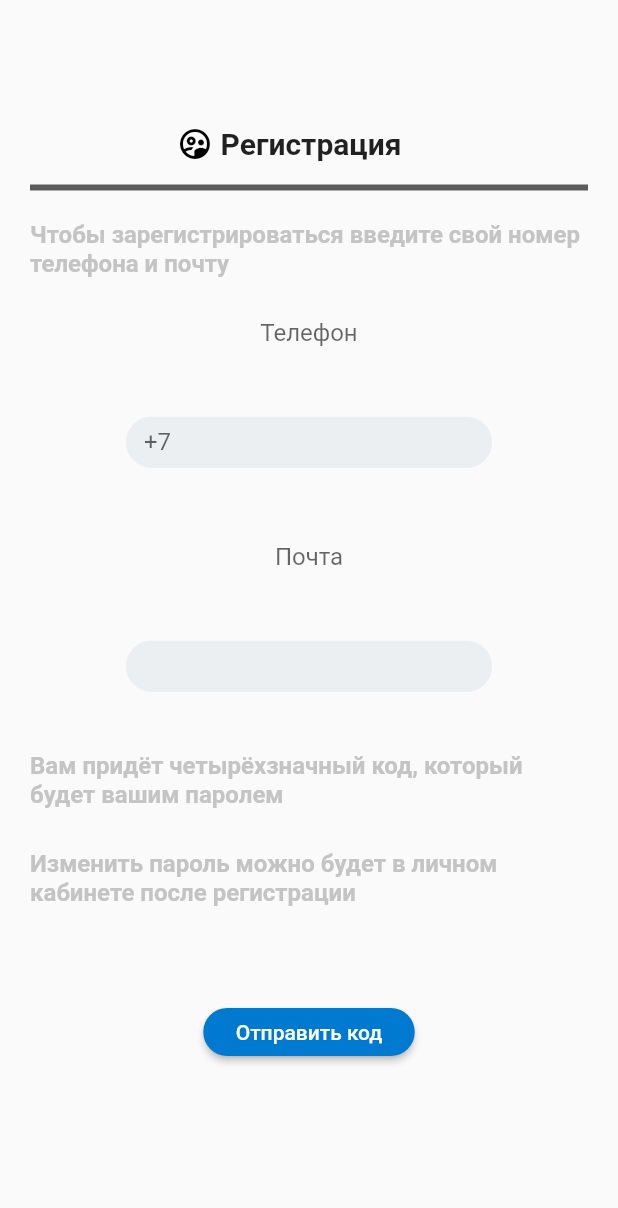
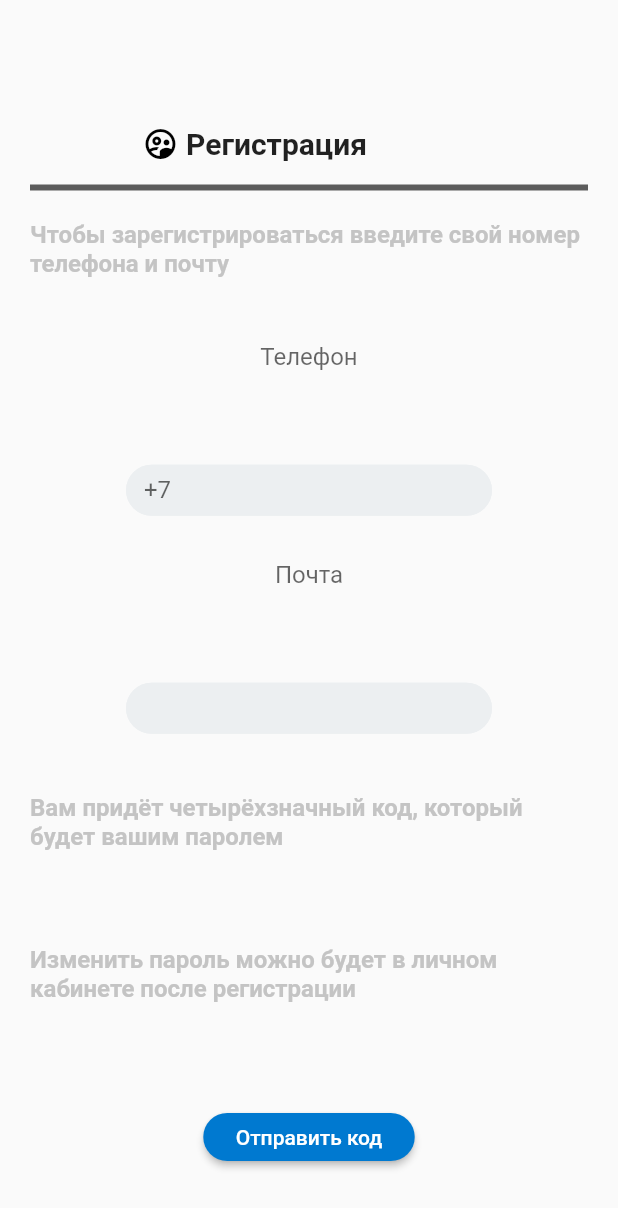
Before and after one commit to alexander5614/app1, a Flutter app: the screen it shows after launch, on a phone screen of 412 x 824 dp. Shown: the top 1208 px of the screen. Run offline on Flutter 3.47's test engine with Material 2 defaults, Android fonts, the phone set to English and light mode, and no system bars.

Commit message:
изменение отступов

```diff
--- a/lib/main.dart
+++ b/lib/main.dart
@@ -39,7 +39,7 @@ class MyApp extends StatelessWidget {
                           SizedBox(height: 84),
                           Row(
                                children: [
-                                 SizedBox(width: 98,),
+                                 SizedBox(width: 75,),
                                  Icon(Icons.supervised_user_circle_outlined, color: Colors.black),
                                  SizedBox(width: 5,),
 
@@ -68,7 +68,7 @@ class MyApp extends StatelessWidget {
                               enabledBorder: borderStyle,
                               focusedBorder: borderStyle,
                                labelText: "+7"),),),
-                          SizedBox(height: 50),
+                          SizedBox(height: 30),
                           Expanded(child: Text("Почта",
                               style: TextStyle(fontSize: 16,color: Color.fromRGBO(0, 0, 0, 0.6)) )),
                           const SizedBox(width:244, height: 34, child: TextField(
@@ -81,16 +81,17 @@ class MyApp extends StatelessWidget {
                           SizedBox(height: 40),
                           Expanded(child: Text("Вам придёт четырёхзначный код, который будет вашим паролем",
                               style: TextStyle(fontSize: 16,fontWeight: FontWeight.bold, color: Color.fromRGBO(196, 196, 196, 1) ) )),
+                        SizedBox(height:20),
                           Expanded(child: Text("Изменить пароль можно будет в личном кабинете после регистрации",
                               style: TextStyle(fontSize: 16,fontWeight: FontWeight.bold, color: Color.fromRGBO(196, 196, 196, 1)) )),
-                          SizedBox(height:40),
+                          SizedBox(height:30),
                           SizedBox(width:141, height: 32 , child: ElevatedButton(onPressed:() {},
                               child: Text("Отправить код"),
                               style: ElevatedButton.styleFrom(
                                 primary: Color.fromRGBO(0, 121, 208, 1),
                                     shape: RoundedRectangleBorder( borderRadius: BorderRadius.circular(36.0),),
                               ),),),
-                          SizedBox(height:120),
+                          SizedBox(height:50),
                   ],),
                     ),
                     ),);
```
